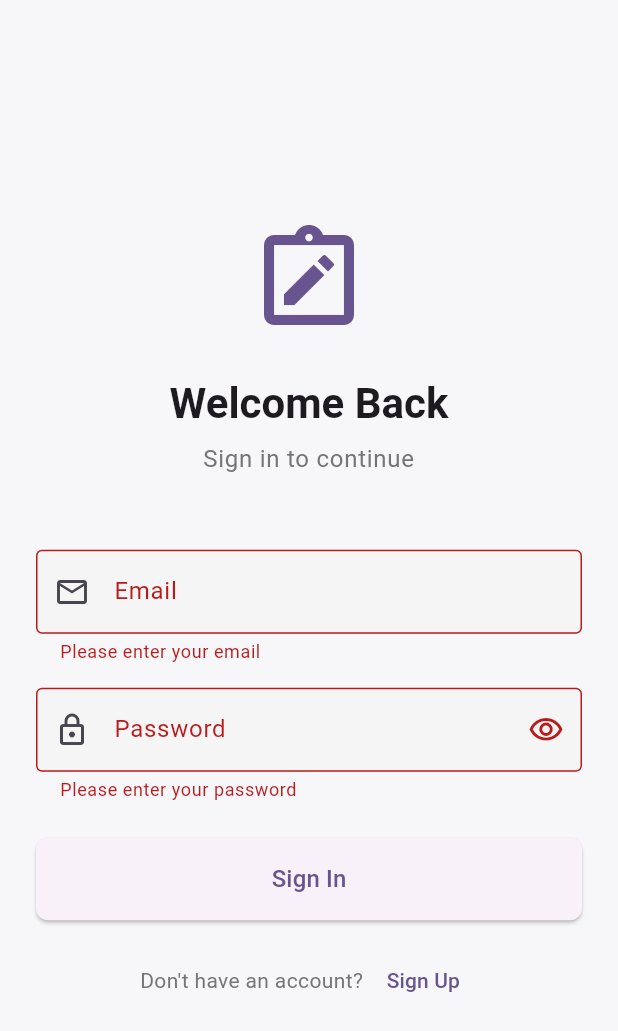
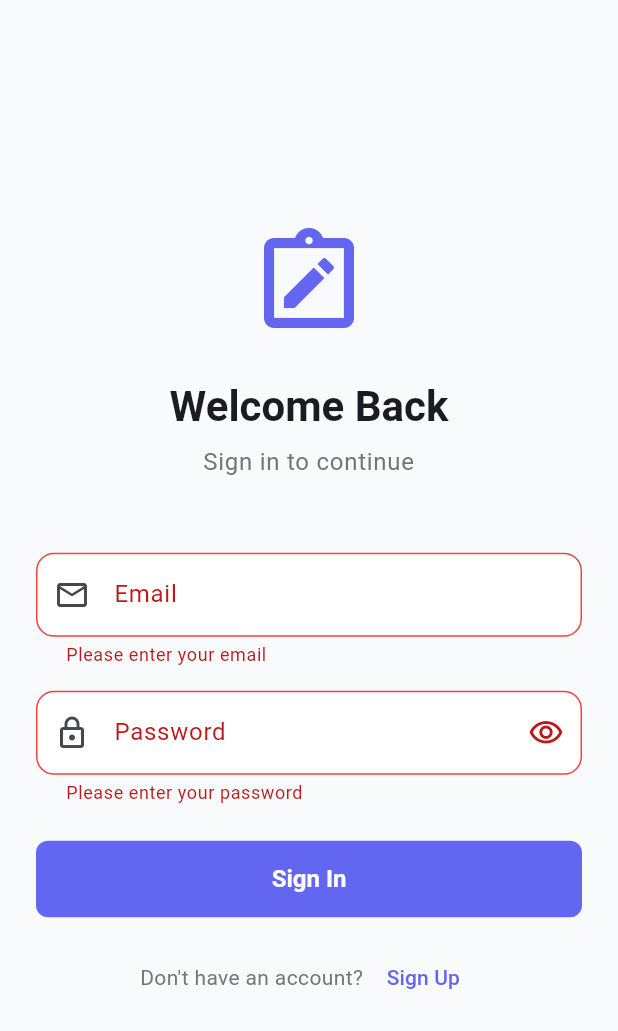
Before and after one commit to rschance1/zapp-preview-809b8659, a Flutter app: the screen it shows after launch, after a tap on "Sign In", on a phone screen of 412 x 824 dp. Shown: the top 1031 px of the screen. Run offline on Flutter 3.47's test engine with Material 3 defaults, Android fonts, the light colour scheme and no system bars; our stand-ins replace supabase_flutter; accounts and stored records are empty.

Commit message:
Update lib/main.dart for preview

```diff
--- a/lib/main.dart
+++ b/lib/main.dart
@@ -8,6 +8,11 @@ import 'services/auth_service.dart';
 void main() async {
   WidgetsFlutterBinding.ensureInitialized();
 
+  print('***** Starting Supabase initialization');
+  print('URL: ${SupabaseConfig.supabaseUrl}');
+  print('Key length: ${SupabaseConfig.supabaseAnonKey.length}');
+
+  try {
     await Supabase.initialize(
       url: SupabaseConfig.supabaseUrl,
       anonKey: SupabaseConfig.supabaseAnonKey,
@@ -15,12 +20,16 @@ void main() async {
         eventsPerSecond: 10,
       ),
     );
-
-  runApp(const NotesApp());
+    print('***** Supabase init completed ${Supabase.instance}');
+  } catch (e) {
+    print('***** Supabase init error: $e');
   }
 
-class NotesApp extends StatelessWidget {
-  const NotesApp({super.key});
+  runApp(const MyApp());
+}
+
+class MyApp extends StatelessWidget {
+  const MyApp({super.key});
 
   @override
   Widget build(BuildContext context) {
@@ -28,37 +37,77 @@ class NotesApp extends StatelessWidget {
       title: 'Notes App',
       debugShowCheckedModeBanner: false,
       theme: ThemeData(
-        colorScheme: ColorScheme.fromSeed(seedColor: Colors.deepPurple),
         useMaterial3: true,
-        brightness: Brightness.light,
-        scaffoldBackgroundColor: const Color(0xFFF7F7FA),
-        cardColor: Colors.white,
+        colorScheme: ColorScheme.fromSeed(
+          seedColor: const Color(0xFF6366F1), // Indigo
+          primary: const Color(0xFF6366F1),
+          secondary: const Color(0xFFEC4899), // Pink
+          tertiary: const Color(0xFF8B5CF6), // Purple
+          surface: Colors.white,
+          background: const Color(0xFFF8FAFC),
+        ),
+        scaffoldBackgroundColor: const Color(0xFFF8FAFC),
         appBarTheme: const AppBarTheme(
+          elevation: 0,
+          centerTitle: true,
           backgroundColor: Colors.transparent,
+          foregroundColor: Color(0xFF1E293B),
+          titleTextStyle: TextStyle(
+            color: Color(0xFF1E293B),
+            fontSize: 24,
+            fontWeight: FontWeight.bold,
+          ),
+        ),
+        cardTheme: CardTheme(
           elevation: 0,
-          foregroundColor: Colors.black87,
-          centerTitle: true,
+          shape: RoundedRectangleBorder(
+            borderRadius: BorderRadius.circular(16),
+          ),
+          color: Colors.white,
+        ),
+        elevatedButtonTheme: ElevatedButtonThemeData(
+          style: ElevatedButton.styleFrom(
+            elevation: 0,
+            backgroundColor: const Color(0xFF6366F1),
+            foregroundColor: Colors.white,
+            padding: const EdgeInsets.symmetric(horizontal: 32, vertical: 16),
+            shape: RoundedRectangleBorder(
+              borderRadius: BorderRadius.circular(12),
+            ),
+            textStyle: const TextStyle(
+              fontSize: 16,
+              fontWeight: FontWeight.w600,
+            ),
+          ),
         ),
         inputDecorationTheme: InputDecorationTheme(
           filled: true,
-          fillColor: Colors.grey[100],
+          fillColor: Colors.white,
           border: OutlineInputBorder(
             borderRadius: BorderRadius.circular(12),
-            borderSide: BorderSide.none,
+            borderSide: const BorderSide(color: Color(0xFFE2E8F0)),
           ),
+          enabledBorder: OutlineInputBorder(
+            borderRadius: BorderRadius.circular(12),
+            borderSide: const BorderSide(color: Color(0xFFE2E8F0)),
+          ),
+          focusedBorder: OutlineInputBorder(
+            borderRadius: BorderRadius.circular(12),
+            borderSide: const BorderSide(color: Color(0xFF6366F1), width: 2),
+          ),
+          errorBorder: OutlineInputBorder(
+            borderRadius: BorderRadius.circular(12),
+            borderSide: const BorderSide(color: Color(0xFFEF4444)),
+          ),
+          contentPadding: const EdgeInsets.symmetric(horizontal: 16, vertical: 16),
         ),
         floatingActionButtonTheme: const FloatingActionButtonThemeData(
-          backgroundColor: Colors.deepPurple,
+          backgroundColor: Color(0xFF6366F1),
           foregroundColor: Colors.white,
-          shape: StadiumBorder(),
+          elevation: 4,
+          shape: RoundedRectangleBorder(
+            borderRadius: BorderRadius.all(Radius.circular(16)),
           ),
-        bottomNavigationBarTheme: const BottomNavigationBarThemeData(
-          backgroundColor: Colors.white,
-          selectedItemColor: Colors.deepPurple,
-          unselectedItemColor: Colors.grey,
-          showUnselectedLabels: true,
-          elevation: 12,
-          type: BottomNavigationBarType.fixed,
         ),
       ),
       home: const AuthWrapper(),
@@ -74,9 +123,9 @@ class AuthWrapper extends StatefulWidget {
 }
 
 class _AuthWrapperState extends State<AuthWrapper> {
-  final authService = AuthService();
+  final _authService = AuthService();
+  Session? _session;
   bool _isLoading = true;
-  Session? _session;
 
   @override
   void initState() {
@@ -85,20 +134,19 @@ class _AuthWrapperState extends State<AuthWrapper> {
   }
 
   Future<void> _initializeAuth() async {
-    // Get initial session from Supabase client
+    // Get initial session
     _session = Supabase.instance.client.auth.currentSession;
 
-    // Listen to auth changes
-    authService.authStateChanges.listen((AuthState data) {
+    // Listen to auth state changes
+    Supabase.instance.client.auth.onAuthStateChange.listen((data) {
       if (mounted) {
         setState(() {
           _session = data.session;
-          _isLoading = false;
         });
       }
     });
 
-    // Stop loading after initial check
+    // Mark loading as complete
     if (mounted) {
       setState(() {
         _isLoading = false;
@@ -116,10 +164,6 @@ class _AuthWrapperState extends State<AuthWrapper> {
       );
     }
 
-    if (_session != null) {
-      return const NotesListScreen();
-    } else {
-      return const LoginScreen();
+    return _session != null ? const NotesListScreen() : const LoginScreen();
   }
 }
-}
```
Lines whose indentation alone changed are shown as unchanged.
